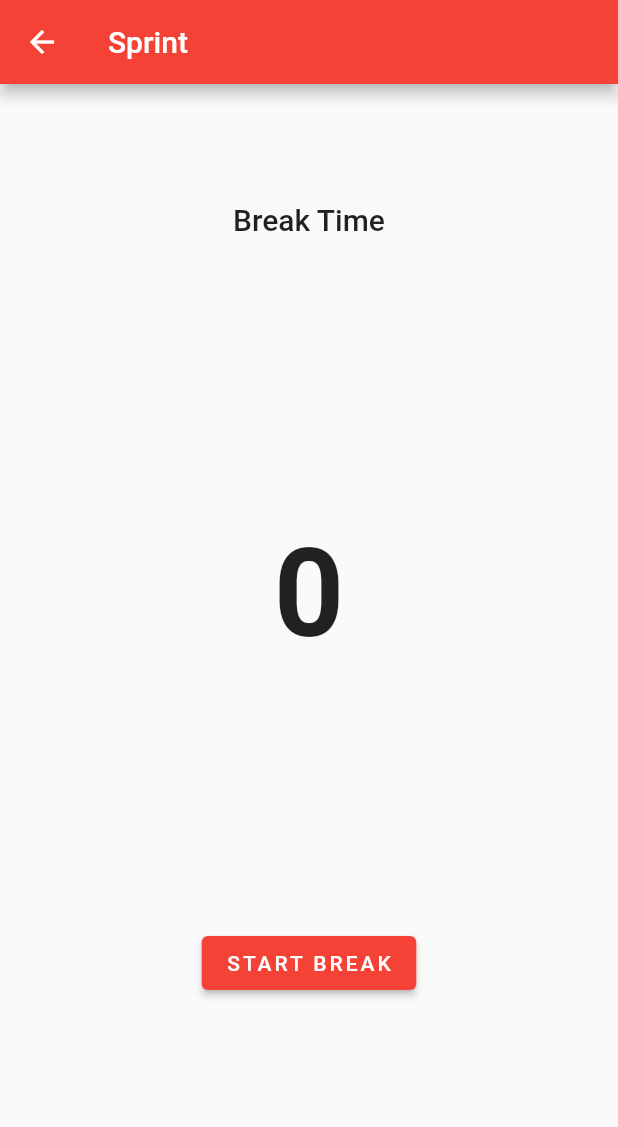
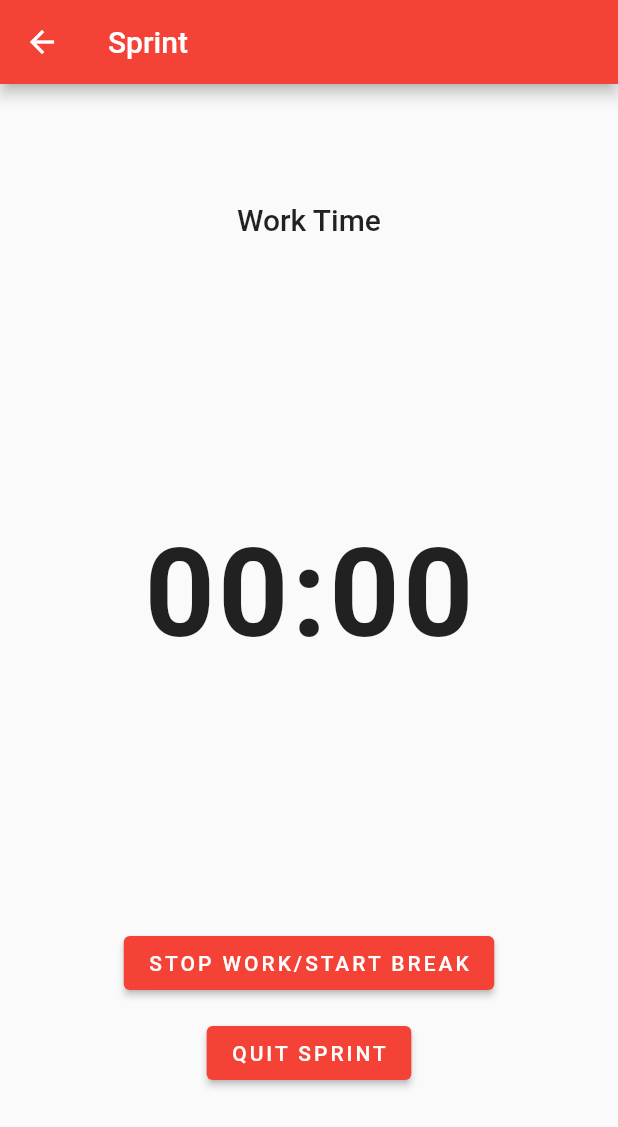
Before and after one commit to Feras-dev/pomodoro, a Flutter app: the SprintScreen screen opened directly with empty values, after a tap on "START WORK", on a phone screen of 412 x 824 dp. Shown: the top 1127 px of the screen. Run offline on Flutter 3.47's test engine with Material 2 defaults, Android fonts, the phone set to English and light mode, and no system bars; our stand-ins replace shared_preferences; accounts and stored records are empty; generated files the repository leaves out were written again.

Commit message:
Fixes #36, #48 and #49

```diff
--- a/lib/main.dart
+++ b/lib/main.dart
@@ -24,7 +24,8 @@ class MyApp extends StatelessWidget {
       title: 'Pomodoro',
       theme: ThemeData(primarySwatch: Colors.red),
       routes: {
-        // All the available routes in the app.
+        // Routes in the app.
+        // Used only for named navigation.
         '/home': (context) => HomeScreen(),
         '/addTask': (context) => AddTaskForm(oldTask: null),
       },
--- a/lib/view/addTask.dart
+++ b/lib/view/addTask.dart
@@ -149,12 +149,7 @@ class AddTaskFormState extends State<AddTaskForm> {
       // Returning null indicates no errors and
       // validation passes.
       validator: (value) {
-        if (value.isEmpty) {
-          return "Please enter work interval";
-        } else if (!isNumber(value)) {
-          return "Please enter a valid number";
-        }
-        return null;
+        return checkInterval(value);
       },
       // For opening the number keyboard.
       keyboardType: TextInputType.number,
@@ -174,12 +169,7 @@ class AddTaskFormState extends State<AddTaskForm> {
   Widget _buildBreakIntervalField() {
     return TextFormField(
       validator: (value) {
-        if (value.isEmpty) {
-          return "Please enter break interval";
-        } else if (!isNumber(value)) {
-          return "Please enter a valid number";
-        }
-        return null;
+        return checkInterval(value);
       },
       keyboardType: TextInputType.number,
       decoration: const InputDecoration(
@@ -192,6 +182,17 @@ class AddTaskFormState extends State<AddTaskForm> {
         });
       },
     );
+  }
+
+  String checkInterval(String value) {
+    if (value.isEmpty) {
+      return "Please enter break interval";
+    } else if (!isNumber(value)) {
+      return "Please enter a valid number";
+    } else if (int.parse(value) < 1 || int.parse(value) > 999) {
+      return "Please enter a number between 1 to 999";
+    }
+    return null;
   }
 
   // A simple static text with padding.
--- a/lib/view/deleteTask.dart
+++ b/lib/view/deleteTask.dart
@@ -62,14 +62,12 @@ class DeleteTaskScreenState extends State<DeleteTaskScreen> {
         children: <Widget>[
           Container(
             padding: EdgeInsets.fromLTRB(10, 20, 10, 10),
-            child: Row(
-              children: [
-                Text(
-                  "Are you sure you want to delete this task?",
-                  style:
-                      TextStyle(fontSize: 20, color: Colors.black, height: 1.2),
-                ),
-              ],
+            child: Expanded(
+              child: Text(
+                "Are you sure you want to delete this task?",
+                style:
+                    TextStyle(fontSize: 20, color: Colors.black, height: 1.2),
+              ),
             ),
           ),
           Container(
--- a/lib/view/sprint.dart
+++ b/lib/view/sprint.dart
@@ -1,3 +1,5 @@
+import 'dart:async';
+
 import 'package:flutter/material.dart';
 import 'package:flutter/rendering.dart';
 import 'package:pomodoro/model/Task.dart';
@@ -20,25 +22,42 @@ class SprintScreenState extends State<SprintScreen> {
   // Task object to keep track if user updates the task.
   Task currentTask;
 
-  // This will handle the UI. True if user is idle and next phase
-  // is work phase.
-  bool isWorkTime = true;
+  // These two booleans will handle the UI.
+  bool isWorkTime = true, isBreakTime = false;
   String topLabel, startLabel;
+
+  // Variables to keep track of time.
+  int currentMinutes, currentSeconds;
+
+  // Current instance of Timer class.
+  // Updated everytime timer starts.
+  Timer currentTimer;
 
   @override
   void initState() {
     super.initState();
     setState(() {
       currentTask = widget.task;
-      topLabel = isWorkTime ? "Work Time" : "Break Time";
-      startLabel = isWorkTime ? "Start Work" : "Start Break";
+      // Initially, minutes will always be current task's
+      // work duration and seconds will be 0.
+      currentMinutes = currentTask.workDuration;
+      currentSeconds = 0;
+      _changeState();
     });
   }
 
   _changeState() {
     setState(() {
-      topLabel = isWorkTime ? "Work Time" : "Break Time";
-      startLabel = isWorkTime ? "Start Work" : "Start Break";
+      topLabel = isWorkTime
+          ? "Work Time"
+          : isBreakTime
+              ? "Work Time"
+              : "Break Time";
+      startLabel = isWorkTime
+          ? "Start Work"
+          : isBreakTime
+              ? "Stop Work/Start Break"
+              : "Stop Break";
     });
   }
 
@@ -56,6 +75,156 @@ class SprintScreenState extends State<SprintScreen> {
     });
   }
 
+  Widget _taskName() {
+    return Container(
+      padding: EdgeInsets.all(20),
+      // MediaQuery is used to get current screens dimensions
+      // and set width and height of widgets accordingly.
+      width: (MediaQuery.of(context).size.width) * 0.8,
+      child: Text(
+        currentTask.name,
+        overflow: TextOverflow.ellipsis,
+        maxLines: 2,
+        style: Theme.of(context).textTheme.headline6,
+      ),
+    );
+  }
+
+  Widget _taskEdit() {
+    return isWorkTime
+        ? Container(
+            padding: EdgeInsets.all(4),
+            width: (MediaQuery.of(context).size.width) * 0.2,
+            child: IconButton(
+                icon: const Icon(
+                  Icons.settings,
+                  color: Colors.black,
+                ),
+                onPressed: () => _editTask(currentTask)),
+          )
+        : Container(); // Hide Gear Icon if user is not idle.
+  }
+
+  Widget _topLabel() {
+    return Container(
+      padding: EdgeInsets.fromLTRB(0, 16, 0, 16),
+      child: Center(
+        child: Text(topLabel, style: Theme.of(context).textTheme.headline6),
+      ),
+    );
+  }
+
+  _startTimer() async {
+    await _stopTimer();
+    currentTimer = Timer.periodic(Duration(seconds: 1), (timer) {
+      setState(() {
+        if (currentSeconds == 0) {
+          if (currentMinutes == 0) {
+            // If both, minutes and seconds are zero,
+            // stop the timer.
+            timer.cancel();
+          } else {
+            // This implies that timer has reached to 0 seconds
+            // but there are one or more minutes remaining in the
+            // countdown. So reset seconds to 59 and reduce the
+            // minute by 1.
+            currentSeconds = 59;
+            --currentMinutes;
+          }
+        } else {
+          // Reduce seconds to count down.
+          --currentSeconds;
+        }
+      });
+    });
+  }
+
+  _stopTimer() async {
+    // Stop timer after checking for null.
+    if (currentTimer != null && currentTimer.isActive) {
+      currentTimer.cancel();
+      setState(() {
+        currentSeconds = 0;
+      });
+    }
+  }
+
+  Widget _timerDisplay() {
+    // Expanded widget automatically handles the dimensions of
+    // wrapped widget if other widgets have fixed dimensions
+    // and UI is going outside the screen.
+
+    String minutes = currentMinutes.toString();
+    String seconds = currentSeconds.toString();
+
+    // Add "0" if any number is in between 0 to 9.
+    minutes = minutes.length > 1 ? minutes : "0" + minutes;
+    seconds = seconds.length > 1 ? seconds : "0" + seconds;
+
+    String time = minutes + ":" + seconds;
+
+    return Expanded(
+        child: Container(
+      height: (MediaQuery.of(context).size.height) * 0.5,
+      child: Center(
+        child: Text(
+          // This needs improvements.
+          time,
+          style: TextStyle(
+              fontSize: 82, fontWeight: FontWeight.w600, letterSpacing: 2),
+        ),
+      ),
+    ));
+  }
+
+  Widget _sprintControls() {
+    return Container(
+      child: ElevatedButton(
+        child:
+            Text(startLabel.toUpperCase(), style: TextStyle(letterSpacing: 2)),
+        onPressed: () {
+          setState(() {
+            if (isWorkTime) {
+              // This indicates that user has pressed Start Work.
+              isWorkTime = false;
+              isBreakTime = true;
+              currentMinutes = currentTask.workDuration;
+              _startTimer();
+            } else if (isBreakTime && !isWorkTime) {
+              // This indicates that user has pressed Stop Work/Start Break.
+              isBreakTime = false;
+              currentMinutes = currentTask.breakDuration;
+              _startTimer();
+            } else if (!isBreakTime && !isWorkTime) {
+              // This indicates that user has pressed Stop Break.
+              isBreakTime = false;
+              isWorkTime = true;
+              currentMinutes = currentTask.workDuration;
+              _stopTimer();
+            }
+          });
+
+          // Update labels.
+          _changeState();
+        },
+      ),
+    );
+  }
+
+  Widget _quitSprint() {
+    return Container(
+      padding: EdgeInsets.fromLTRB(0, 12, 0, 24),
+      child: ElevatedButton(
+        child: Text("Quit Sprint".toUpperCase(),
+            style: TextStyle(letterSpacing: 2)),
+        onPressed: () {
+          Navigator.pop(context);
+          _stopTimer();
+        },
+      ),
+    );
+  }
+
   @override
   Widget build(BuildContext context) {
     return Scaffold(
@@ -66,90 +235,15 @@ class SprintScreenState extends State<SprintScreen> {
         children: <Widget>[
           Container(
             child: Row(
-              children: [
-                Container(
-                  padding: EdgeInsets.all(20),
-                  // MediaQuery is used to get current screens dimensions
-                  // and set width and height of widgets accordingly.
-                  width: (MediaQuery.of(context).size.width) * 0.8,
-                  child: Text(
-                    currentTask.name,
-                    overflow: TextOverflow.ellipsis,
-                    maxLines: 2,
-                    style: Theme.of(context).textTheme.headline6,
-                  ),
-                ),
-                isWorkTime
-                    ? Container(
-                        padding: EdgeInsets.all(4),
-                        width: (MediaQuery.of(context).size.width) * 0.2,
-                        child: IconButton(
-                            icon: const Icon(
-                              Icons.settings,
-                              color: Colors.black,
-                            ),
-                            onPressed: () => _editTask(currentTask)),
-                      )
-                    : Container() // Hide Gear Icon if user is not idle.
-              ],
+              children: [_taskName(), _taskEdit()],
             ),
           ),
-          Container(
-            padding: EdgeInsets.fromLTRB(0, 16, 0, 16),
-            child: Center(
-              child:
-                  Text(topLabel, style: Theme.of(context).textTheme.headline6),
-            ),
-          ),
-          // Expanded widget automatically handles the dimensions of
-          // wrapped widget if other widgets have fixed dimensions
-          // and UI is going outside the screen.
-          Expanded(
-              child: Container(
-            height: (MediaQuery.of(context).size.height) * 0.5,
-            child: Center(
-              child: Text(
-                // This needs improvements.
-                currentTask.workDuration.toString(),
-                style: TextStyle(
-                    fontSize: 82,
-                    fontWeight: FontWeight.w600,
-                    letterSpacing: 2),
-              ),
-            ),
-          )),
+          _topLabel(),
+          _timerDisplay(),
           Container(
             height: (MediaQuery.of(context).size.height) * 0.25,
             child: Column(
-              children: [
-                Container(
-                  child: ElevatedButton(
-                    child: Text(startLabel.toUpperCase(),
-                        style: TextStyle(letterSpacing: 2)),
-                    onPressed: () {
-                      setState(() {
-                        // FOR DEBUG ONLY
-                        isWorkTime = !isWorkTime;
-                        // Update labels.
-                        _changeState();
-                      });
-                    },
-                  ),
-                ),
-                isWorkTime
-                    ? Container(
-                        padding: EdgeInsets.fromLTRB(0, 12, 0, 24),
-                        child: ElevatedButton(
-                          child: Text("Quit Sprint".toUpperCase(),
-                              style: TextStyle(letterSpacing: 2)),
-                          onPressed: () {
-                            Navigator.pop(context);
-                          },
-                        ),
-                      )
-                    : Container()
-                // Hide quit sprint button if user is not Idle.
-              ],
+              children: [_sprintControls(), _quitSprint()],
             ),
           )
         ],
```
